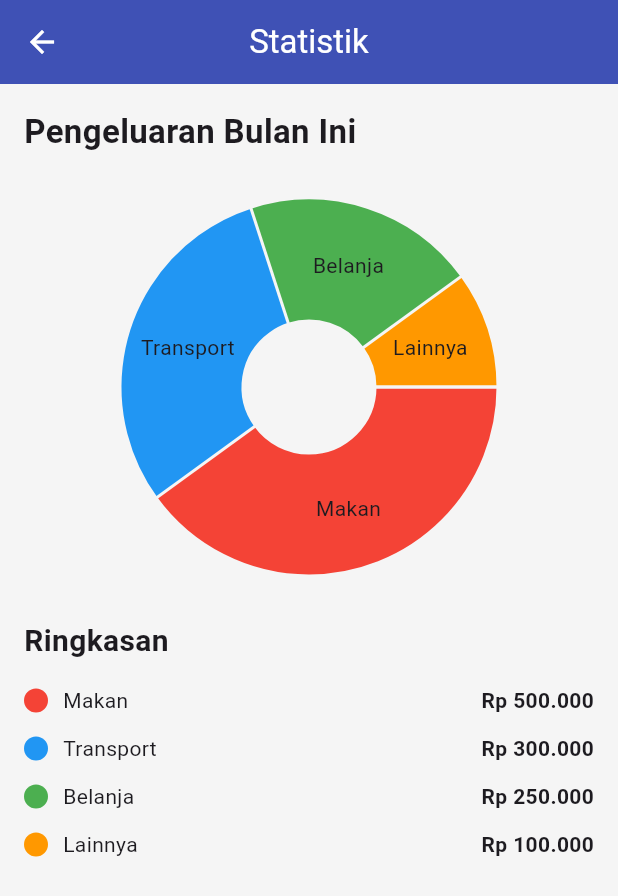
After one commit to zeilyangelia16/SMARTcashNote, a Flutter app: the screen it shows after launch, item 3 of the bottom bar chosen, on a phone screen of 412 x 824 dp. The commit adds this screen. Shown: the top 896 px of the screen. Run offline on Flutter 3.47's test engine with Material 3 defaults, Android fonts, the phone set to English and light mode, and no system bars; drawn by our look-alikes of fl_chart.

Commit message:
Menambahkan halaman statistik dengan pie chart

```diff
--- a/lib/screens/home_screen.dart
+++ b/lib/screens/home_screen.dart
@@ -1,5 +1,6 @@
 import 'package:flutter/material.dart';
 import 'package:smartcashnote/screens/add_transaction_screen.dart';
+import 'package:smartcashnote/screens/statistic_screen.dart';
 
 class HomeScreen extends StatefulWidget {
   const HomeScreen({super.key});
@@ -366,6 +367,13 @@ class _HomeScreenState extends State<HomeScreen> {
 
     return GestureDetector(
       onTap: () {
+        if (index == 2) {
+          Navigator.push(
+            context,
+
+            MaterialPageRoute(builder: (context) => const StatisticScreen()),
+          );
+        }
         setState(() {
           currentIndex = index;
         });
--- /dev/null
+++ b/lib/screens/statistic_screen.dart
@@ -0,0 +1,115 @@
+import 'package:fl_chart/fl_chart.dart';
+import 'package:flutter/material.dart';
+
+class StatisticScreen extends StatelessWidget {
+  const StatisticScreen({super.key});
+
+  @override
+  Widget build(BuildContext context) {
+    return Scaffold(
+      appBar: AppBar(
+        title: const Text("Statistik"),
+
+        backgroundColor: Colors.indigo,
+
+        foregroundColor: Colors.white,
+      ),
+
+      body: SingleChildScrollView(
+        child: Padding(
+          padding: const EdgeInsets.all(16),
+
+          child: Column(
+            crossAxisAlignment: CrossAxisAlignment.start,
+
+            children: [
+              const Text(
+                "Pengeluaran Bulan Ini",
+
+                style: TextStyle(fontSize: 22, fontWeight: FontWeight.bold),
+              ),
+
+              const SizedBox(height: 30),
+
+              SizedBox(
+                height: 250,
+
+                child: PieChart(
+                  PieChartData(
+                    sections: [
+                      PieChartSectionData(
+                        value: 40,
+                        color: Colors.red,
+                        title: "Makan",
+                        radius: 80,
+                      ),
+
+                      PieChartSectionData(
+                        value: 30,
+                        color: Colors.blue,
+                        title: "Transport",
+                        radius: 80,
+                      ),
+
+                      PieChartSectionData(
+                        value: 20,
+                        color: Colors.green,
+                        title: "Belanja",
+                        radius: 80,
+                      ),
+
+                      PieChartSectionData(
+                        value: 10,
+                        color: Colors.orange,
+                        title: "Lainnya",
+                        radius: 80,
+                      ),
+                    ],
+                  ),
+                ),
+              ),
+
+              const SizedBox(height: 30),
+
+              const Text(
+                "Ringkasan",
+
+                style: TextStyle(fontSize: 20, fontWeight: FontWeight.bold),
+              ),
+
+              const SizedBox(height: 15),
+
+              _buildItem("Makan", "Rp 500.000", Colors.red),
+
+              _buildItem("Transport", "Rp 300.000", Colors.blue),
+
+              _buildItem("Belanja", "Rp 250.000", Colors.green),
+
+              _buildItem("Lainnya", "Rp 100.000", Colors.orange),
+
+              const SizedBox(height: 30),
+            ],
+          ),
+        ),
+      ),
+    );
+  }
+
+  Widget _buildItem(String title, String amount, Color color) {
+    return Padding(
+      padding: const EdgeInsets.only(bottom: 12),
+
+      child: Row(
+        children: [
+          CircleAvatar(radius: 8, backgroundColor: color),
+
+          const SizedBox(width: 10),
+
+          Expanded(child: Text(title)),
+
+          Text(amount, style: const TextStyle(fontWeight: FontWeight.bold)),
+        ],
+      ),
+    );
+  }
+}
--- a/pubspec.yaml
+++ b/pubspec.yaml
@@ -30,6 +30,8 @@ environment:
 dependencies:
   flutter:
     sdk: flutter
+
+  fl_chart: ^0.68.0
 
   # The following adds the Cupertino Icons font to your application.
   # Use with the CupertinoIcons class for iOS style icons.
```
Also changed, not shown: pubspec.lock, 1 other file.
